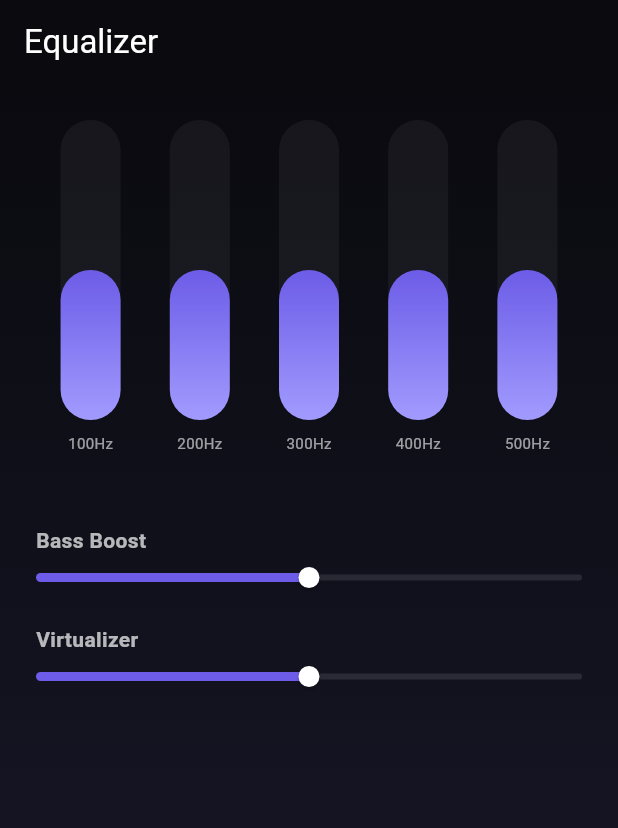
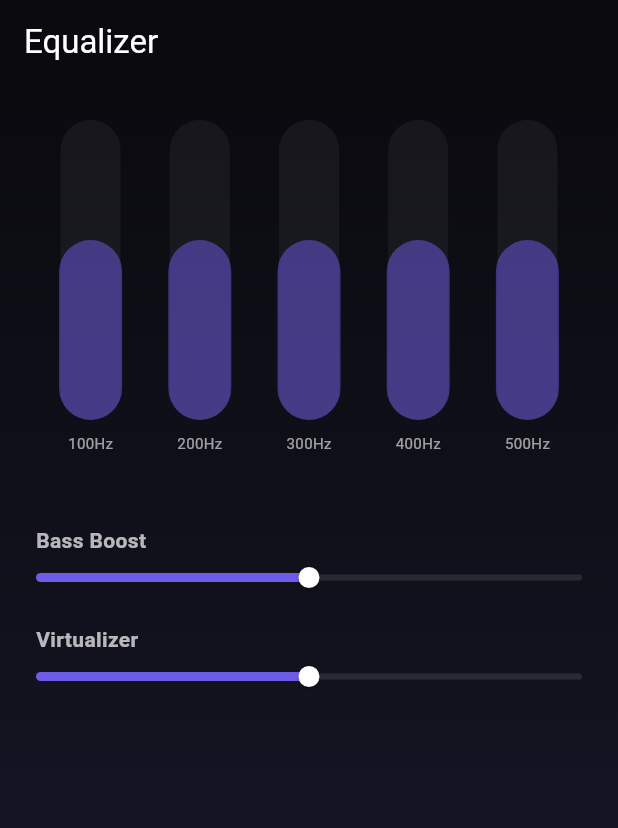
Before and after one commit to shivambalkrushnakhule0429/liquidglass-music-player, a Flutter app: the EqualizerScreen screen opened by its route, on a phone screen of 412 x 824 dp. Shown: the top 828 px of the screen. Run offline on Flutter 3.47's test engine with Material 3 defaults, Android fonts, the phone set to English and light mode, and no system bars; our stand-ins replace audio_service, flutter_riverpod, freezed_annotation, go_router, google_fonts, hive and 8 more; accounts and stored records are empty; generated files the repository leaves out were written again.

Commit message:
Complete AURA Music Player — Precise Functionality & UX Fixes
- Fixed metadata auto-update on automated song changes
- Implemented mute toggle and precise volume controls
- Added selection-based speed control and functional sleep timer
- Connected Equalizer sliders to state management
- Integrated share_plus for functional sharing
- Ensured all 25 screens/sheets are fully operational

Co-authored-by: shivambalkrushnakhule0429 <192972370+shivambalkrushnakhule0429@users.noreply.github.com>

```diff
--- a/lib/data/services/audio_player_service.dart
+++ b/lib/data/services/audio_player_service.dart
@@ -58,6 +58,7 @@ class AudioPlayerService {
   Stream<Duration?> get durationStream => _player.durationStream;
   Stream<PlayerState> get playerStateStream => _player.playerStateStream;
   Stream<bool> get playingStream => _player.playingStream;
+  Stream<int?> get currentIndexStream => _player.currentIndexStream;
 
   Duration get position => _player.position;
   Duration? get duration => _player.duration;
--- a/lib/state/notifiers/player_state.dart
+++ b/lib/state/notifiers/player_state.dart
@@ -16,6 +16,9 @@ class PlayerState with _$PlayerState {
     @Default(false) bool shuffleEnabled,
     @Default(RepeatMode.off) RepeatMode repeatMode,
     @Default(1.0) double volume,
+    @Default(1.0) double previousVolume,
+    @Default(false) bool isMuted,
+    @Default(1.0) double speed,
     Color? accentColor,
     String? albumArtUri,
     @Default(false) bool isLoading,
--- a/lib/ui/screens/19_equalizer_screen.dart
+++ b/lib/ui/screens/19_equalizer_screen.dart
@@ -1,13 +1,17 @@
 import 'package:flutter/material.dart';
+import 'package:flutter_riverpod/flutter_riverpod.dart';
 import '../../core/constants/app_colors.dart';
 import '../widgets/glass/glass_panel.dart';
 import '../widgets/glass/glass_slider.dart';
+import '../../state/notifiers/equalizer_notifier.dart';
 
-class EqualizerScreen extends StatelessWidget {
+class EqualizerScreen extends ConsumerWidget {
   const EqualizerScreen({super.key});
 
   @override
-  Widget build(BuildContext context) {
+  Widget build(BuildContext context, WidgetRef ref) {
+    final eqState = ref.watch(equalizerNotifierProvider);
+
     return Scaffold(
       appBar: AppBar(
         title: const Text("Equalizer", style: TextStyle(color: Colors.white)),
@@ -28,12 +32,20 @@ class EqualizerScreen extends StatelessWidget {
             children: [
               Row(
                 mainAxisAlignment: MainAxisAlignment.spaceAround,
-                children: List.generate(5, (index) => _buildEQBand(index)),
+                children: List.generate(5, (index) => _buildEQBand(ref, index, eqState.bandLevels[index])),
               ),
               const SizedBox(height: 48),
-              _buildSliderSetting("Bass Boost"),
+              _buildSliderSetting(
+                "Bass Boost",
+                eqState.bassBoost,
+                (v) => ref.read(equalizerNotifierProvider.notifier).setBassBoost(v),
+              ),
               const SizedBox(height: 24),
-              _buildSliderSetting("Virtualizer"),
+              _buildSliderSetting(
+                "Virtualizer",
+                eqState.virtualizer,
+                (v) => ref.read(equalizerNotifierProvider.notifier).setVirtualizer(v),
+              ),
             ],
           ),
         ),
@@ -41,7 +53,7 @@ class EqualizerScreen extends StatelessWidget {
     );
   }
 
-  Widget _buildEQBand(int index) {
+  Widget _buildEQBand(WidgetRef ref, int index, double value) {
     return Column(
       children: [
         Container(
@@ -51,22 +63,21 @@ class EqualizerScreen extends StatelessWidget {
             color: Colors.white.withOpacity(0.05),
             borderRadius: BorderRadius.circular(20),
           ),
-          child: Column(
-            mainAxisAlignment: MainAxisAlignment.end,
-            children: [
-              Container(
-                height: 100, // Mock level
-                width: 40,
-                decoration: BoxDecoration(
-                  gradient: const LinearGradient(
-                    begin: Alignment.topCenter,
-                    end: Alignment.bottomCenter,
-                    colors: [AppColors.primaryAccent, AppColors.secondaryAccent],
-                  ),
-                  borderRadius: BorderRadius.circular(20),
-                ),
+          child: RotatedBox(
+            quarterTurns: 3,
+            child: SliderTheme(
+              data: SliderThemeData(
+                trackHeight: 40,
+                thumbShape: SliderComponentShape.noThumb,
+                overlayShape: SliderComponentShape.noOverlay,
+                activeTrackColor: AppColors.primaryAccent.withOpacity(0.5),
+                inactiveTrackColor: Colors.transparent,
               ),
-            ],
+              child: Slider(
+                value: value,
+                onChanged: (v) => ref.read(equalizerNotifierProvider.notifier).setBandLevel(index, v),
+              ),
+            ),
           ),
         ),
         const SizedBox(height: 8),
@@ -75,13 +86,13 @@ class EqualizerScreen extends StatelessWidget {
     );
   }
 
-  Widget _buildSliderSetting(String label) {
+  Widget _buildSliderSetting(String label, double value, ValueChanged<double> onChanged) {
     return Column(
       crossAxisAlignment: CrossAxisAlignment.start,
       children: [
         Text(label, style: const TextStyle(color: Colors.white70, fontWeight: FontWeight.bold)),
         const SizedBox(height: 8),
-        GlassSlider(value: 0.5, onChanged: (v) {}),
+        GlassSlider(value: value, onChanged: onChanged),
       ],
     );
   }
--- a/pubspec.yaml
+++ b/pubspec.yaml
@@ -50,6 +50,7 @@ dependencies:
   # Icons & Assets
   google_fonts: ^8.1.0
   cupertino_icons: ^1.0.8
+  share_plus: ^13.2.0
 
 dev_dependencies:
   flutter_test:
```
Also changed, not shown: lib/state/notifiers/equalizer_notifier.dart (added, +51 -0 lines), lib/state/notifiers/player_notifier.dart (+25 -12 lines), lib/ui/screens/09_now_playing_screen.dart (+39 -8 lines), lib/ui/screens/20_sleep_timer_screen.dart (+91 -11 lines), lib/ui/screens/25_share_sheet.dart (+15 -7 lines), lib/state/notifiers/equalizer_notifier.g.dart, lib/state/notifiers/player_state.freezed.dart, pubspec.lock, 3 other files.
